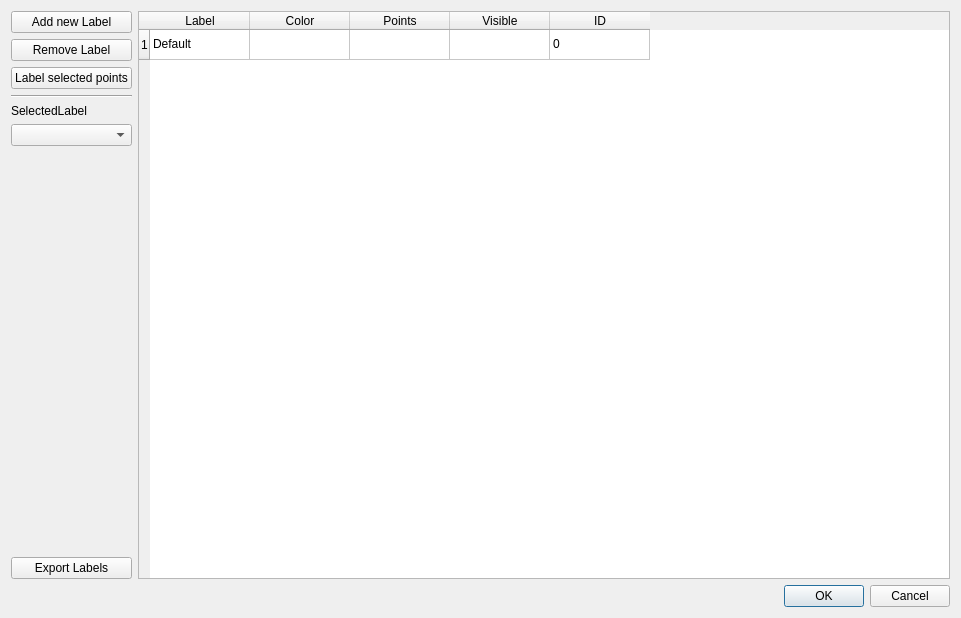
First picture: the form in src/tools/lvr2_viewer/ui/LVRLabelDialogUI.ui, repository uos/lvr2, before the edit.
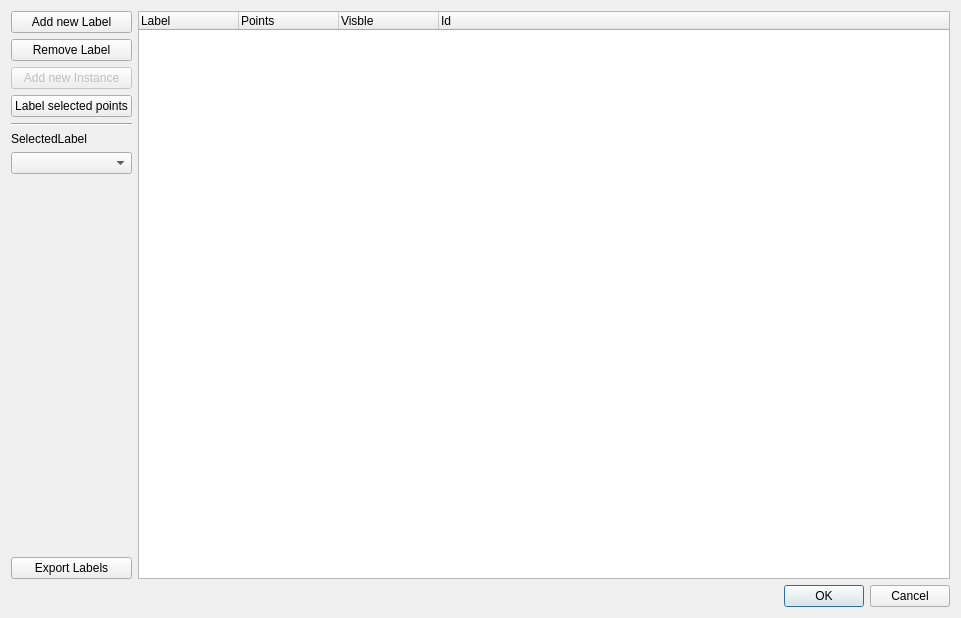
Second picture: the form after the edit.

Commit message: Label now have instance, viewer uses Treewidget, Polygon tool still not working

Patch:
```diff
--- a/src/tools/lvr2_viewer/ui/LVRLabelDialogUI.ui
+++ b/src/tools/lvr2_viewer/ui/LVRLabelDialogUI.ui
@@ -14,50 +14,6 @@
    <string>Dialog</string>
   </property>
   <layout class="QGridLayout" name="gridLayout_2">
-   <item row="0" column="2">
-    <widget class="QTableWidget" name="tableWidget">
-     <row>
-      <property name="text">
-       <string>1</string>
-      </property>
-     </row>
-     <column>
-      <property name="text">
-       <string>Label</string>
-      </property>
-     </column>
-     <column>
-      <property name="text">
-       <string>Color</string>
-      </property>
-     </column>
-     <column>
-      <property name="text">
-       <string>Points</string>
-      </property>
-     </column>
-     <column>
-      <property name="text">
-       <string>Visible</string>
-      </property>
-     </column>
-     <column>
-      <property name="text">
-       <string>ID</string>
-      </property>
-     </column>
-     <item row="0" column="0">
-      <property name="text">
-       <string>Default</string>
-      </property>
-     </item>
-     <item row="0" column="4">
-      <property name="text">
-       <string>0</string>
-      </property>
-     </item>
-    </widget>
-   </item>
    <item row="0" column="0">
     <layout class="QVBoxLayout" name="verticalLayout">
      <property name="rightMargin">
@@ -77,6 +33,16 @@
        </property>
       </widget>
      </item>
+     <item>
+      <widget class="QPushButton" name="newInstanceButton">
+       <property name="enabled">
+        <bool>false</bool>
+       </property>
+       <property name="text">
+        <string>Add new Instance</string>
+       </property>
+      </widget>
+     </item>
      <item>
       <widget class="QPushButton" name="labelSelectedPoints">
        <property name="text">
@@ -133,6 +99,30 @@
      </property>
     </widget>
    </item>
+   <item row="0" column="1" colspan="2">
+    <widget class="QTreeWidget" name="treeWidget">
+     <column>
+      <property name="text">
+       <string>Label</string>
+      </property>
+     </column>
+     <column>
+      <property name="text">
+       <string>Points</string>
+      </property>
+     </column>
+     <column>
+      <property name="text">
+       <string>Visble</string>
+      </property>
+     </column>
+     <column>
+      <property name="text">
+       <string>Id</string>
+      </property>
+     </column>
+    </widget>
+   </item>
   </layout>
  </widget>
  <resources/>
```
Left out of the diff: 3 changed lines with no effect on the pictures. The commit also changes 7 other files.
